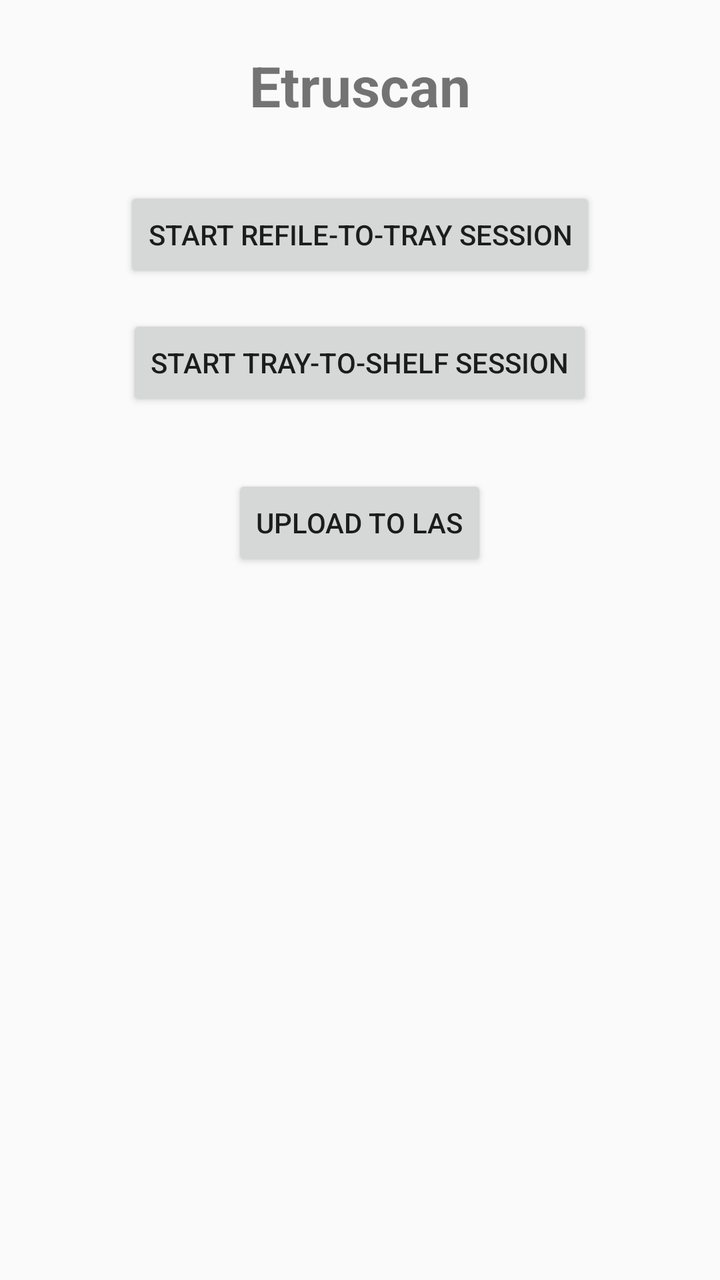
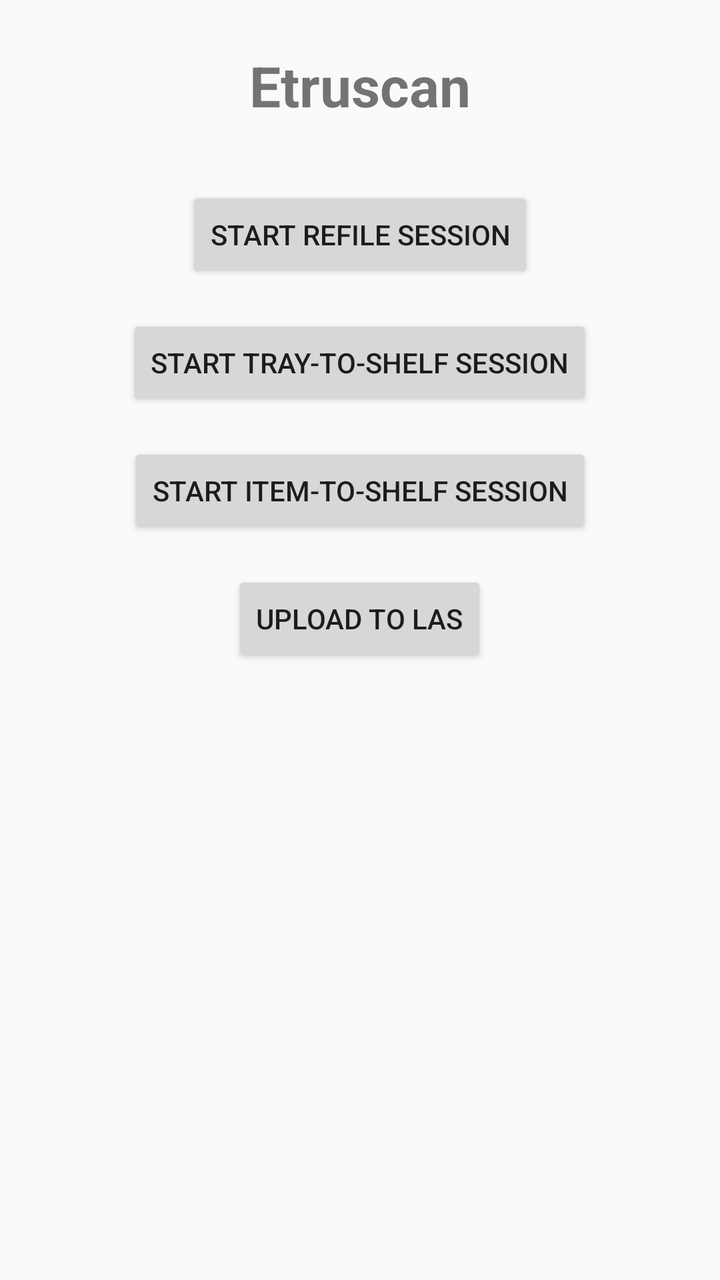

The first picture is an Android layout as it rendered before a commit; the second is the same layout after the commit. The layout source and the unified diff follow.
<!-- AndroidManifest.xml: application theme Theme.AppCompat.Light.DarkActionBar -->
<!-- res/layout/activity_main.xml -->
<?xml version="1.0" encoding="utf-8"?>
<LinearLayout xmlns:android="http://schemas.android.com/apk/res/android"
    android:layout_width="match_parent"
    android:layout_height="match_parent"
    android:orientation="vertical"
    android:gravity="center_horizontal"
    android:padding="24dp">

    <TextView
        android:id="@+id/appTitle"
        android:layout_width="wrap_content"
        android:layout_height="wrap_content"
        android:text="Etruscan"
        android:textSize="28sp"
        android:textStyle="bold"
        android:layout_marginBottom="32dp"
        android:gravity="center"/>

    <Button
        android:id="@+id/button_start"
        android:layout_width="wrap_content"
        android:layout_height="wrap_content"
        android:text="Start Refile-to-tray Session" />

    <Button
        android:id="@+id/button_start_tray_to_shelf"
        android:layout_width="wrap_content"
        android:layout_height="wrap_content"
        android:text="Start Tray-to-shelf Session"
        android:layout_margin="16dp"
        android:layout_gravity="center"
        />

    <Button
        android:id="@+id/button_upload_las"
        android:layout_width="wrap_content"
        android:layout_height="wrap_content"
        android:text="Upload to LAS"
        android:layout_gravity="center_horizontal"
        android:layout_marginTop="16dp"
        />

</LinearLayout>
<!-- resources referenced by this layout -->
<resources>

</resources>

<!-- the commit's change to res/layout/activity_main.xml (unified diff, before → after) -->
@@ -20,7 +20,7 @@
         android:id="@+id/button_start"
         android:layout_width="wrap_content"
         android:layout_height="wrap_content"
-        android:text="Start Refile-to-tray Session" />
+        android:text="Start Refile Session" />
 
     <Button
         android:id="@+id/button_start_tray_to_shelf"
@@ -28,6 +28,14 @@
         android:layout_height="wrap_content"
         android:text="Start Tray-to-shelf Session"
         android:layout_margin="16dp"
+        android:layout_gravity="center"
+        />
+
+    <Button
+        android:id="@+id/button_start_item_to_shelf"
+        android:layout_width="wrap_content"
+        android:layout_height="wrap_content"
+        android:text="Start Item-to-shelf Session"
         android:layout_gravity="center"
         />
 
